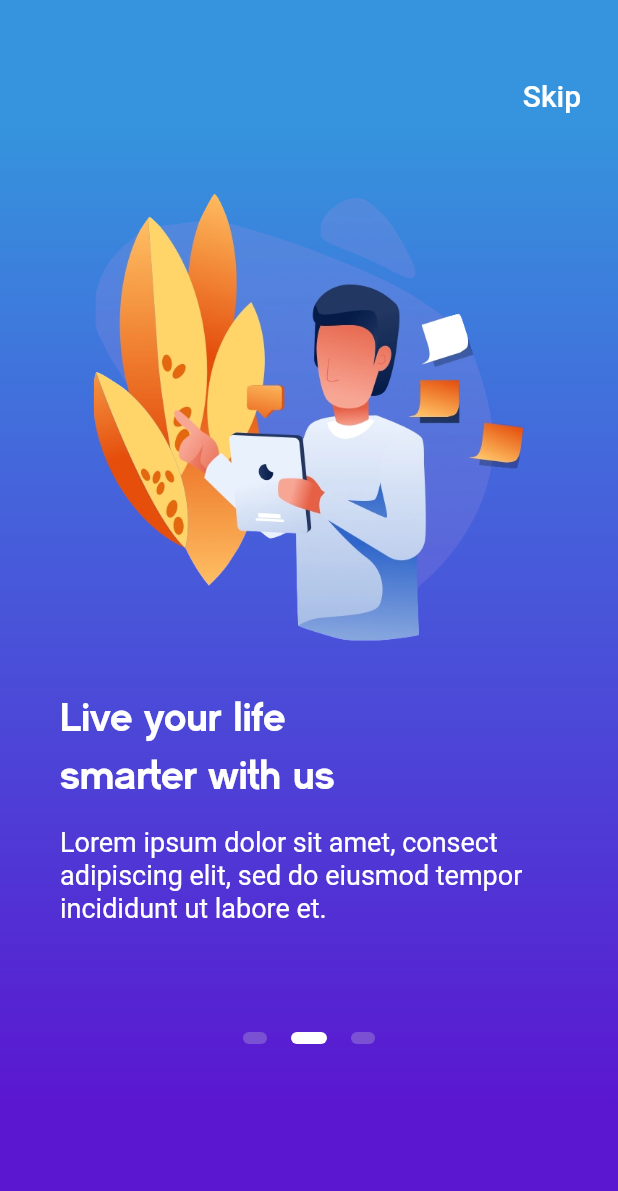
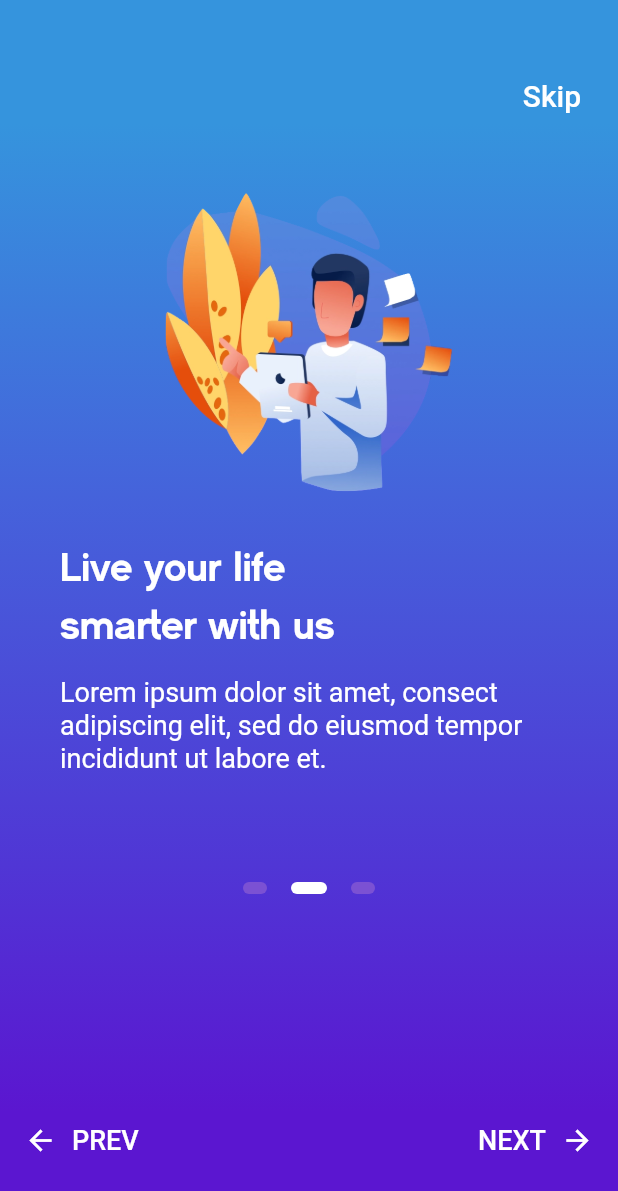
Before and after one commit to fortinjoffrey/flutter_Onboarding_UI, a Flutter app: the screen it shows after launch, swiped to page 2, on a phone screen of 412 x 824 dp. Shown: the top 1191 px of the screen. Run offline on Flutter 3.47's test engine with Material 2 defaults, Android fonts, the phone set to English and light mode, and no system bars.

Commit message:
Build prev, next button to navigate through pages

```diff
--- a/lib/screens/onboarding_screen.dart
+++ b/lib/screens/onboarding_screen.dart
@@ -73,7 +73,7 @@ class _OnboardingScreenState extends State<OnboardingScreen> {
                   ),
                 ),
                 Container(
-                  height: 600,
+                  height: 500,
                   child: PageView(
                     physics: ClampingScrollPhysics(),
                     controller: _pageController,
@@ -107,11 +107,84 @@ class _OnboardingScreenState extends State<OnboardingScreen> {
                 Row(
                   mainAxisAlignment: MainAxisAlignment.center,
                   children: _buildPageIndicator(),
-                )
+                ),
+                _buildPrevNextPageRow(),
               ],
             ),
           ),
         ),
+      ),
+    );
+  }
+
+  Expanded _buildPrevNextPageRow() {
+    final bool isFirstPage = _currentPage == 0;
+    final bool isLastPage = _currentPage == _nbPages - 1;
+
+    return Expanded(
+      child: Align(
+        alignment: FractionalOffset.bottomCenter,
+        child: Row(
+          children: [
+            !isFirstPage ? _buildPrevPageButton() : Text(''),
+            Spacer(),
+            !isLastPage ? _buildNextPageButton() : Text(''),
+          ],
+        ),
+      ),
+    );
+  }
+
+  FlatButton _buildNextPageButton() {
+    return FlatButton(
+      onPressed: () {
+        _pageController.nextPage(
+          duration: Duration(milliseconds: 500),
+          curve: Curves.ease,
+        );
+      },
+      child: Row(
+        mainAxisAlignment: MainAxisAlignment.center,
+        mainAxisSize: MainAxisSize.min,
+        children: [
+          Text(
+            'Next'.toUpperCase(),
+            style: TextStyle(color: Colors.white, fontSize: 18.0),
+          ),
+          SizedBox(width: 10.0),
+          Icon(
+            Icons.arrow_forward,
+            color: Colors.white,
+            size: 22.0,
+          ),
+        ],
+      ),
+    );
+  }
+
+  FlatButton _buildPrevPageButton() {
+    return FlatButton(
+      onPressed: () {
+        _pageController.previousPage(
+          duration: Duration(milliseconds: 500),
+          curve: Curves.ease,
+        );
+      },
+      child: Row(
+        mainAxisAlignment: MainAxisAlignment.center,
+        mainAxisSize: MainAxisSize.min,
+        children: [
+          Icon(
+            Icons.arrow_back,
+            color: Colors.white,
+            size: 22.0,
+          ),
+          SizedBox(width: 10.0),
+          Text(
+            'Prev'.toUpperCase(),
+            style: TextStyle(color: Colors.white, fontSize: 18.0),
+          ),
+        ],
       ),
     );
   }
@@ -129,8 +202,8 @@ class _OnboardingScreenState extends State<OnboardingScreen> {
           Center(
             child: Image(
               image: AssetImage(imagePath),
-              height: 300,
-              width: 300,
+              height: 200,
+              width: 200,
             ),
           ),
           SizedBox(height: 30.0),
```
